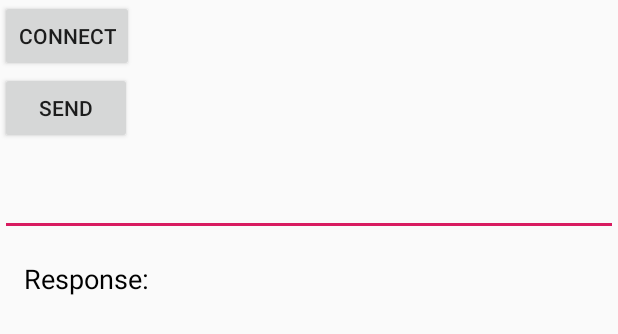
After one commit to ECellNitrr/ECellApp, an Android app: the layout fragment_bquiz.xml on its own in the app's theme, with its tools: preview values and no code run, on a phone screen of 412 x 824 dp. The commit adds this screen. Shown: the top 334 px of the screen. Run offline under Robolectric (Android 15) with nearby library versions, the phone set to English and light mode, and no system bars; Roboto replaces fonts that are not available here.

Commit message:
Bquiz Updated

```diff
--- a/app/src/main/AndroidManifest.xml
+++ b/app/src/main/AndroidManifest.xml
@@ -33,6 +33,7 @@
             android:theme="@style/AppTheme.FullScreen">
             <intent-filter>
                 <action android:name="android.intent.action.MAIN" />
+                <action android:name="android.intent.action.VIEW" />
                 <category android:name="android.intent.category.LAUNCHER" />
             </intent-filter>
         </activity>
@@ -40,9 +41,6 @@
         <activity
             android:name=".activities.HomeActivity"
             android:theme="@style/AppTheme.FullScreen">
-            <intent-filter>
-                <action android:name="android.intent.action.VIEW" />
-            </intent-filter>
         </activity>
 
         <activity android:name=".activities.ESummitActivity">
--- /dev/null
+++ b/app/src/main/java/com/nitrr/ecell/esummit/ecellapp/models/bquiz/BquizReponseModel.java
@@ -0,0 +1,6 @@
+package com.nitrr.ecell.esummit.ecellapp.models.bquiz;
+
+public class BquizReponseModel {
+
+
+}
--- a/app/src/main/java/com/nitrr/ecell/esummit/ecellapp/rxsocket/helpers/SocketEventRouter.java
+++ b/app/src/main/java/com/nitrr/ecell/esummit/ecellapp/rxsocket/helpers/SocketEventRouter.java
@@ -50,9 +50,9 @@ public class SocketEventRouter extends WebSocketListener {
     }
 
     @Override
-    public void onMessage(WebSocket webSocket, ByteString bytes) {
+    public void onMessage(WebSocket webSocket, String message) {
 
         if (!emitter.isCancelled())
-            emitter.onNext(new SocketEventMessage(bytes));
+            emitter.onNext(new SocketEventMessage(message));
     }
 }
--- /dev/null
+++ b/app/src/main/res/layout/fragment_bquiz.xml
@@ -0,0 +1,33 @@
+<?xml version="1.0" encoding="utf-8"?>
+<LinearLayout xmlns:android="http://schemas.android.com/apk/res/android"
+    android:layout_width="match_parent"
+    android:layout_height="match_parent"
+    android:orientation="vertical">
+
+    <Button
+        android:id="@+id/connect"
+        android:layout_width="wrap_content"
+        android:layout_height="wrap_content"
+        android:text="connect"/>
+
+    <Button
+        android:id="@+id/send"
+        android:layout_width="wrap_content"
+        android:layout_height="wrap_content"
+        android:text="send"/>
+
+    <EditText
+        android:layout_marginTop="16dp"
+        android:id="@+id/res_text"
+        android:layout_width="match_parent"
+        android:layout_height="wrap_content" />
+
+    <TextView
+        android:id="@+id/response"
+        android:textColor="@android:color/black"
+        android:textSize="18sp"
+        android:text="Response: "
+        android:layout_margin="16dp"
+        android:layout_width="wrap_content"
+        android:layout_height="wrap_content" />
+</LinearLayout>
--- a/app/src/main/res/values/strings.xml
+++ b/app/src/main/res/values/strings.xml
@@ -51,7 +51,7 @@
     <string name="confirm">Confirm</string>
     <string name="cancel">Cancel</string>
     <string name="verifyotp">Verify OTP</string>
-    <string name="no_internet">No internet COnnection</string>
+    <string name="no_internet">No internet Connection.</string>
 
 
 </resources>
```
Also changed, not shown: app/src/main/java/com/nitrr/ecell/esummit/ecellapp/activities/EventActivity.java (+9 -3 lines), app/src/main/java/com/nitrr/ecell/esummit/ecellapp/fragments/BQuizFragment.java (+35 -6 lines), app/src/main/java/com/nitrr/ecell/esummit/ecellapp/fragments/EventFragment.java (+12 -13 lines), app/src/main/java/com/nitrr/ecell/esummit/ecellapp/models/bquiz/BquizAnswerModel.java (added, +18 -0 lines).
